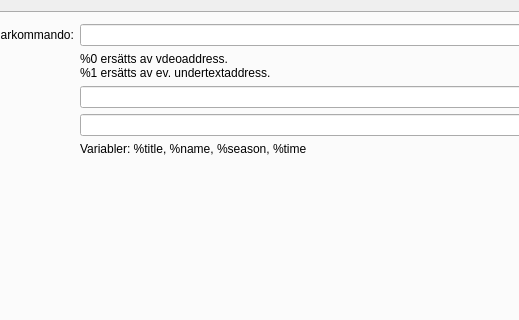
Qt form src/gui/mainwindow.ui (jackuess/pirateplayer) before a commit; both pictures show x 138 to 657 and y 0 to 320 of the 894 by 586 pixel window.
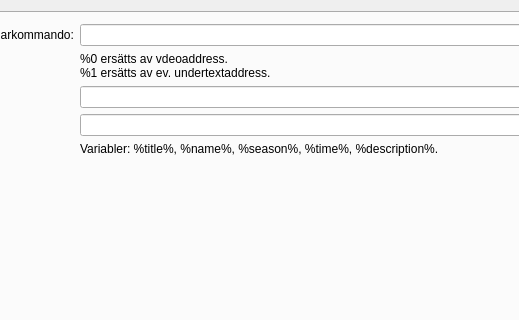
The same form after that commit. The open tabs and pages were chosen to show the change.

What changed in the file:
```diff
--- a/src/gui/mainwindow.ui
+++ b/src/gui/mainwindow.ui
@@ -167,7 +167,7 @@
           <item row="4" column="1">
            <widget class="QLabel" name="label_5">
             <property name="text">
-             <string>&lt;html&gt;&lt;head/&gt;&lt;body&gt;&lt;p&gt;Variabler: %title, %name, %season, %time&lt;/p&gt;&lt;/body&gt;&lt;/html&gt;</string>
+             <string>Variabler: %title%, %name%, %season%, %time%, %description%.</string>
             </property>
            </widget>
           </item>
```
